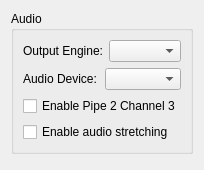
This is src/citra_qt/configuration/configure_audio.ui in grimtnt/citra as Qt 5 draws it before an edit. The edited form follows.
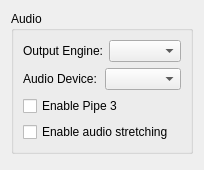
This is the edited form.

Commit message: new pipe3 setting text

Diff of the .ui file:
```diff
--- a/src/citra_qt/configuration/configure_audio.ui
+++ b/src/citra_qt/configuration/configure_audio.ui
@@ -48,7 +48,7 @@
       <item>
        <widget class="QCheckBox" name="toggle_pipe3">
         <property name="text">
-         <string>Enable Pipe 2 Channel 3</string>
+         <string>Enable Pipe 3</string>
         </property>
        </widget>
       </item>
```
